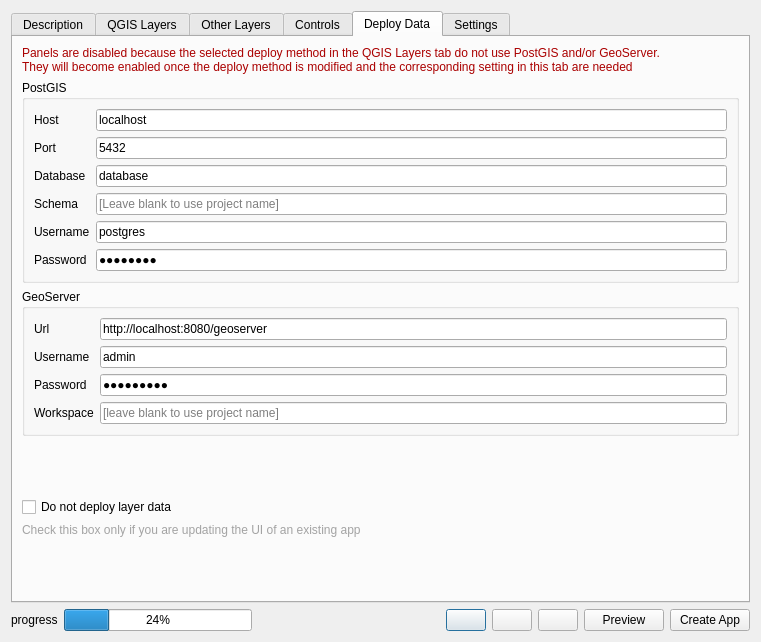
Before: the Qt Designer form webappbuilder/ui_maindialog.ui in planetfederal/qgis-webappbuilder-plugin, drawn with Qt 5.
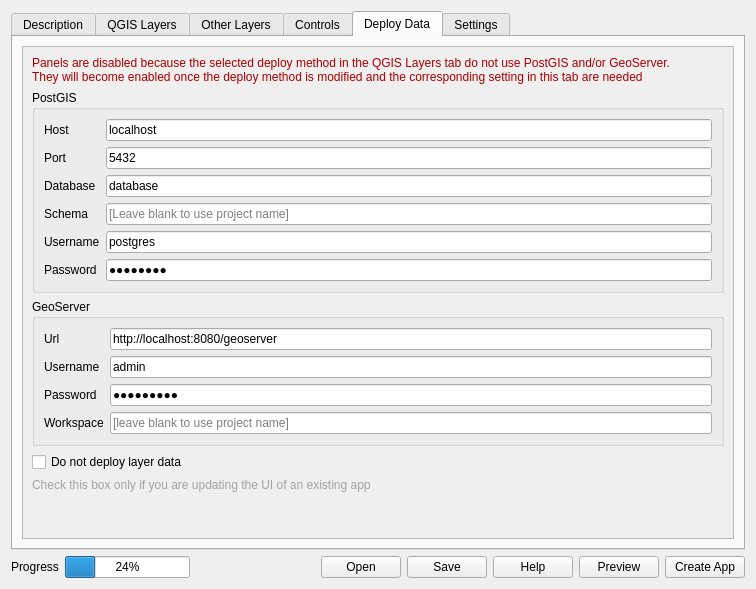
After: the same form once the commit is applied. The open tabs and pages were chosen to show the change. Icons and pictures are not drawn. Custom widgets are drawn as their Qt base class.

Commit message: improve plugin UI and make dialog resizable (fix #119)

What changed in the file:
```diff
--- a/webappbuilder/ui_maindialog.ui
+++ b/webappbuilder/ui_maindialog.ui
@@ -6,56 +6,28 @@
    <rect>
     <x>0</x>
     <y>0</y>
-    <width>761</width>
-    <height>611</height>
+    <width>756</width>
+    <height>589</height>
    </rect>
   </property>
   <property name="windowTitle">
    <string>Web App Builder</string>
   </property>
-  <property name="windowIcon">
-   <iconset>
-    <normaloff>:/plugins/qgis2ol/icons/ol.png</normaloff>:/plugins/qgis2ol/icons/ol.png</iconset>
-  </property>
-  <layout class="QVBoxLayout" name="verticalLayout_2">
+  <layout class="QVBoxLayout" name="verticalLayout">
    <item>
     <widget class="QTabWidget" name="tabPanel">
-     <property name="sizePolicy">
-      <sizepolicy hsizetype="Expanding" vsizetype="MinimumExpanding">
-       <horstretch>0</horstretch>
-       <verstretch>0</verstretch>
-      </sizepolicy>
-     </property>
-     <property name="tabPosition">
-      <enum>QTabWidget::North</enum>
-     </property>
-     <property name="tabShape">
-      <enum>QTabWidget::Rounded</enum>
-     </property>
      <property name="currentIndex">
-      <number>1</number>
-     </property>
-     <property name="elideMode">
-      <enum>Qt::ElideRight</enum>
-     </property>
-     <property name="usesScrollButtons">
-      <bool>true</bool>
-     </property>
-     <property name="documentMode">
-      <bool>false</bool>
-     </property>
-     <property name="tabsClosable">
-      <bool>false</bool>
+      <number>0</number>
      </property>
      <widget class="QWidget" name="descriptionTab">
       <attribute name="title">
        <string>Description</string>
       </attribute>
-      <layout class="QVBoxLayout" name="verticalLayout_4">
-       <item>
-        <widget class="QLabel" name="label_3">
+      <layout class="QGridLayout" name="gridLayout_2">
+       <item row="0" column="0">
+        <widget class="QLabel" name="label">
          <property name="text">
-          <string>&lt;b&gt;App Title&lt;/b&gt;</string>
+          <string>App Title</string>
          </property>
         </widget>
        </item>
@@ -73,8 +45,8 @@
          </property>
         </widget>
        </item>
-       <item>
-        <layout class="QHBoxLayout" name="horizontalLayout_3">
+       <item row="3" column="0">
+        <layout class="QHBoxLayout" name="horizontalLayout_2">
          <property name="spacing">
           <number>0</number>
          </property>
@@ -94,30 +66,36 @@
          </item>
         </layout>
        </item>
-       <item>
-        <widget class="QLabel" name="label_4">
+       <item row="4" column="0">
+        <widget class="QLabel" name="label_3">
          <property name="text">
-          <string>&lt;b&gt;Theme&lt;/b&gt;</string>
+          <string>Theme</string>
          </property>
         </widget>
        </item>
-       <item>
+       <item row="5" column="0">
+        <widget class="QScrollArea" name="scrollArea">
+         <property name="widgetResizable">
+          <bool>true</bool>
+         </property>
+         <widget class="QWidget" name="scrollAreaWidgetContents">
+          <property name="geometry">
+           <rect>
+            <x>0</x>
+            <y>0</y>
+            <width>714</width>
+            <height>364</height>
+           </rect>
+          </property>
+          <layout class="QGridLayout" name="gridLayout">
+           <item row="0" column="0">
         <widget class="QWidget" name="widgetThemes" native="true">
          <layout class="QGridLayout" name="gridLayoutThemes"/>
         </widget>
        </item>
-       <item>
-        <spacer name="verticalSpacer_4">
-         <property name="orientation">
-          <enum>Qt::Vertical</enum>
-         </property>
-         <property name="sizeHint" stdset="0">
-          <size>
-           <width>20</width>
-           <height>40</height>
-          </size>
-         </property>
-        </spacer>
+          </layout>
+         </widget>
+        </widget>
        </item>
       </layout>
      </widget>
@@ -226,7 +204,7 @@
       <attribute name="title">
        <string>Other Layers</string>
       </attribute>
-      <layout class="QVBoxLayout" name="verticalLayout_6">
+      <layout class="QVBoxLayout" name="verticalLayout_2">
        <item>
         <widget class="QLabel" name="label_17">
          <property name="text">
@@ -336,7 +314,22 @@
       <attribute name="title">
        <string>Deploy Data</string>
       </attribute>
-      <layout class="QVBoxLayout" name="verticalLayout_8">
+      <layout class="QVBoxLayout" name="verticalLayout_4">
+       <item>
+        <widget class="QScrollArea" name="scrollArea_5">
+         <property name="widgetResizable">
+          <bool>true</bool>
+         </property>
+         <widget class="QWidget" name="scrollAreaWidgetContents_6">
+          <property name="geometry">
+           <rect>
+            <x>0</x>
+            <y>0</y>
+            <width>699</width>
+            <height>502</height>
+           </rect>
+          </property>
+          <layout class="QVBoxLayout" name="verticalLayout_5">
        <item>
         <widget class="QLabel" name="lblDeployWarning">
          <property name="styleSheet">
@@ -352,27 +345,19 @@
         </widget>
        </item>
        <item>
-        <widget class="QGroupBox" name="postgisGroupBox">
-         <property name="enabled">
-          <bool>true</bool>
-         </property>
+            <widget class="QgsCollapsibleGroupBox" name="postgisGroupBox">
          <property name="title">
           <string>PostGIS</string>
          </property>
-         <property name="flat">
-          <bool>true</bool>
-         </property>
-         <layout class="QHBoxLayout" name="horizontalLayout_4">
-          <item>
-           <layout class="QGridLayout" name="gridLayout_2">
-            <item row="5" column="0">
-             <widget class="QLabel" name="label_8">
+             <layout class="QGridLayout" name="gridLayout_10">
+              <item row="0" column="0">
+               <widget class="QLabel" name="label_13">
               <property name="text">
-               <string>Password</string>
+                 <string>Host</string>
               </property>
              </widget>
             </item>
-            <item row="0" column="2">
+              <item row="0" column="1">
              <widget class="QLineEdit" name="postgisHostBox">
               <property name="text">
                <string>localhost</string>
@@ -386,51 +371,13 @@
               </property>
              </widget>
             </item>
-            <item row="4" column="0">
-             <widget class="QLabel" name="label_11">
-              <property name="text">
-               <string>Username</string>
-              </property>
-             </widget>
-            </item>
-            <item row="3" column="0">
-             <widget class="QLabel" name="label_12">
-              <property name="text">
-               <string>Schema</string>
-              </property>
-             </widget>
-            </item>
-            <item row="1" column="2">
+              <item row="1" column="1">
              <widget class="QLineEdit" name="postgisPortBox">
               <property name="text">
                <string>5432</string>
               </property>
              </widget>
             </item>
-            <item row="3" column="2">
-             <widget class="QLineEdit" name="postgisSchemaBox">
-              <property name="text">
-               <string/>
-              </property>
-              <property name="placeholderText">
-               <string>[Leave blank to use project name]</string>
-              </property>
-             </widget>
-            </item>
-            <item row="2" column="2">
-             <widget class="QLineEdit" name="postgisDatabaseBox">
-              <property name="text">
-               <string>database</string>
-              </property>
-             </widget>
-            </item>
-            <item row="0" column="0">
-             <widget class="QLabel" name="label_13">
-              <property name="text">
-               <string>Host</string>
-              </property>
-             </widget>
-            </item>
             <item row="2" column="0">
              <widget class="QLabel" name="label_14">
               <property name="text">
@@ -438,14 +385,52 @@
               </property>
              </widget>
             </item>
-            <item row="4" column="2">
+              <item row="2" column="1">
+               <widget class="QLineEdit" name="postgisDatabaseBox">
+                <property name="text">
+                 <string>database</string>
+                </property>
+               </widget>
+              </item>
+              <item row="3" column="0">
+               <widget class="QLabel" name="label_12">
+                <property name="text">
+                 <string>Schema</string>
+                </property>
+               </widget>
+              </item>
+              <item row="3" column="1">
+               <widget class="QLineEdit" name="postgisSchemaBox">
+                <property name="text">
+                 <string/>
+                </property>
+                <property name="placeholderText">
+                 <string>[Leave blank to use project name]</string>
+                </property>
+               </widget>
+              </item>
+              <item row="4" column="0">
+               <widget class="QLabel" name="label_11">
+                <property name="text">
+                 <string>Username</string>
+                </property>
+               </widget>
+              </item>
+              <item row="4" column="1">
              <widget class="QLineEdit" name="postgisUsernameBox">
               <property name="text">
                <string>postgres</string>
               </property>
              </widget>
             </item>
-            <item row="5" column="2">
+              <item row="5" column="0">
+               <widget class="QLabel" name="label_8">
+                <property name="text">
+                 <string>Password</string>
+                </property>
+               </widget>
+              </item>
+              <item row="5" column="1">
              <widget class="QLineEdit" name="postgisPasswordBox">
               <property name="text">
                <string>postgres</string>
@@ -456,28 +441,42 @@
              </widget>
             </item>
            </layout>
-          </item>
-         </layout>
         </widget>
        </item>
        <item>
-        <widget class="QGroupBox" name="geoserverGroupBox">
+            <widget class="QgsCollapsibleGroupBox" name="geoserverGroupBox">
          <property name="title">
           <string>GeoServer</string>
          </property>
-         <property name="flat">
-          <bool>true</bool>
-         </property>
-         <layout class="QHBoxLayout" name="horizontalLayout">
-          <item>
-           <layout class="QGridLayout" name="gridLayout">
-            <item row="0" column="2">
+             <layout class="QGridLayout" name="gridLayout_11">
+              <item row="0" column="0">
+               <widget class="QLabel" name="label_4">
+                <property name="text">
+                 <string>Url</string>
+                </property>
+               </widget>
+              </item>
+              <item row="0" column="1">
              <widget class="QLineEdit" name="geoserverUrlBox">
               <property name="text">
                <string>http://localhost:8080/geoserver</string>
               </property>
              </widget>
             </item>
+              <item row="1" column="0">
+               <widget class="QLabel" name="label_6">
+                <property name="text">
+                 <string>Username</string>
+                </property>
+               </widget>
+              </item>
+              <item row="1" column="1">
+               <widget class="QLineEdit" name="geoserverUsernameBox">
+                <property name="text">
+                 <string>admin</string>
+                </property>
+               </widget>
+              </item>
             <item row="2" column="0">
              <widget class="QLabel" name="label_7">
               <property name="text">
@@ -485,7 +484,7 @@
               </property>
              </widget>
             </item>
-            <item row="2" column="2">
+              <item row="2" column="1">
              <widget class="QLineEdit" name="geoserverPasswordBox">
               <property name="text">
                <string>geoserver</string>
@@ -495,34 +494,6 @@
               </property>
              </widget>
             </item>
-            <item row="1" column="2">
-             <widget class="QLineEdit" name="geoserverUsernameBox">
-              <property name="text">
-               <string>admin</string>
-              </property>
-             </widget>
-            </item>
-            <item row="1" column="0">
-             <widget class="QLabel" name="label_6">
-              <property name="text">
-               <string>Username</string>
-              </property>
-             </widget>
-            </item>
-            <item row="0" column="0">
-             <widget class="QLabel" name="label">
-              <property name="text">
-               <string>Url</string>
-              </property>
-             </widget>
-            </item>
-            <item row="3" column="2">
-             <widget class="QLineEdit" name="geoserverWorkspaceBox">
-              <property name="placeholderText">
-               <string>[leave blank to use project name]</string>
-              </property>
-             </widget>
-            </item>
             <item row="3" column="0">
              <widget class="QLabel" name="label_5">
               <property name="text">
@@ -530,24 +501,16 @@
               </property>
              </widget>
             </item>
-           </layout>
+              <item row="3" column="1">
+               <widget class="QLineEdit" name="geoserverWorkspaceBox">
+                <property name="placeholderText">
+                 <string>[leave blank to use project name]</string>
+                </property>
+               </widget>
           </item>
          </layout>
         </widget>
        </item>
-       <item>
-        <spacer name="verticalSpacer">
-         <property name="orientation">
-          <enum>Qt::Vertical</enum>
-         </property>
-         <property name="sizeHint" stdset="0">
-          <size>
-           <width>20</width>
-           <height>40</height>
-          </size>
-         </property>
-        </spacer>
-       </item>
        <item>
         <widget class="QCheckBox" name="checkBoxDeployData">
          <property name="text">
@@ -566,17 +529,21 @@
         </widget>
        </item>
        <item>
-        <spacer name="verticalSpacer_5">
+            <spacer name="verticalSpacer">
          <property name="orientation">
           <enum>Qt::Vertical</enum>
          </property>
          <property name="sizeHint" stdset="0">
           <size>
            <width>20</width>
-           <height>40</height>
+               <height>28</height>
           </size>
          </property>
         </spacer>
+           </item>
+          </layout>
+         </widget>
+        </widget>
        </item>
       </layout>
      </widget>
@@ -584,8 +551,8 @@
       <attribute name="title">
        <string>Settings</string>
       </attribute>
-      <layout class="QVBoxLayout" name="verticalLayout">
-       <item>
+      <layout class="QGridLayout" name="gridLayout_12">
+       <item row="0" column="0">
         <widget class="QTreeWidget" name="settingsTree">
          <property name="minimumSize">
           <size>
@@ -625,29 +592,11 @@
     </widget>
    </item>
    <item>
-    <widget class="QWidget" name="widget" native="true">
-     <property name="minimumSize">
-      <size>
-       <width>0</width>
-       <height>0</height>
-      </size>
-     </property>
-     <layout class="QVBoxLayout" name="verticalLayout_5">
-      <property name="spacing">
-       <number>6</number>
-      </property>
-      <property name="margin">
-       <number>0</number>
-      </property>
-      <item>
-       <layout class="QHBoxLayout" name="horizontalLayout_2">
-        <property name="spacing">
-         <number>6</number>
-        </property>
+    <layout class="QHBoxLayout" name="horizontalLayout">
         <item>
          <widget class="QLabel" name="progressLabel">
           <property name="text">
-           <string>progress</string>
+        <string>Progress</string>
           </property>
          </widget>
         </item>
@@ -659,7 +608,7 @@
          </widget>
         </item>
         <item>
-         <spacer name="horizontalSpacer_2">
+      <spacer name="horizontalSpacer">
           <property name="orientation">
            <enum>Qt::Horizontal</enum>
           </property>
@@ -674,21 +623,30 @@
         <item>
          <widget class="QPushButton" name="buttonOpen">
           <property name="text">
-           <string/>
+        <string>Open</string>
+       </property>
+       <property name="autoDefault">
+        <bool>false</bool>
           </property>
          </widget>
         </item>
         <item>
          <widget class="QPushButton" name="buttonSave">
           <property name="text">
-           <string/>
+        <string>Save</string>
+       </property>
+       <property name="autoDefault">
+        <bool>false</bool>
           </property>
          </widget>
         </item>
         <item>
          <widget class="QPushButton" name="buttonHelp">
           <property name="text">
-           <string/>
+        <string>Help</string>
+       </property>
+       <property name="autoDefault">
+        <bool>false</bool>
           </property>
          </widget>
         </item>
@@ -697,6 +655,9 @@
           <property name="text">
            <string>Preview</string>
           </property>
+       <property name="autoDefault">
+        <bool>false</bool>
+       </property>
          </widget>
         </item>
         <item>
@@ -704,9 +665,8 @@
           <property name="text">
            <string>Create App</string>
           </property>
-          <property name="icon">
-           <iconset>
-            <normaloff>:/plugins/qgis2ol/icons/ol.png</normaloff>:/plugins/qgis2ol/icons/ol.png</iconset>
+       <property name="autoDefault">
+        <bool>false</bool>
           </property>
          </widget>
         </item>
@@ -714,9 +674,19 @@
       </item>
      </layout>
     </widget>
-   </item>
-  </layout>
- </widget>
+ <customwidgets>
+  <customwidget>
+   <class>QgsCollapsibleGroupBox</class>
+   <extends>QGroupBox</extends>
+   <header>qgscollapsiblegroupbox.h</header>
+   <container>1</container>
+  </customwidget>
+  <customwidget>
+   <class>QgsFilterLineEdit</class>
+   <extends>QLineEdit</extends>
+   <header>qgsfilterlineedit.h</header>
+  </customwidget>
+ </customwidgets>
  <resources/>
  <connections/>
 </ui>
```
Left out of the diff: 256 changed lines with no effect on the pictures. Lines whose indentation alone changed are shown as unchanged.
